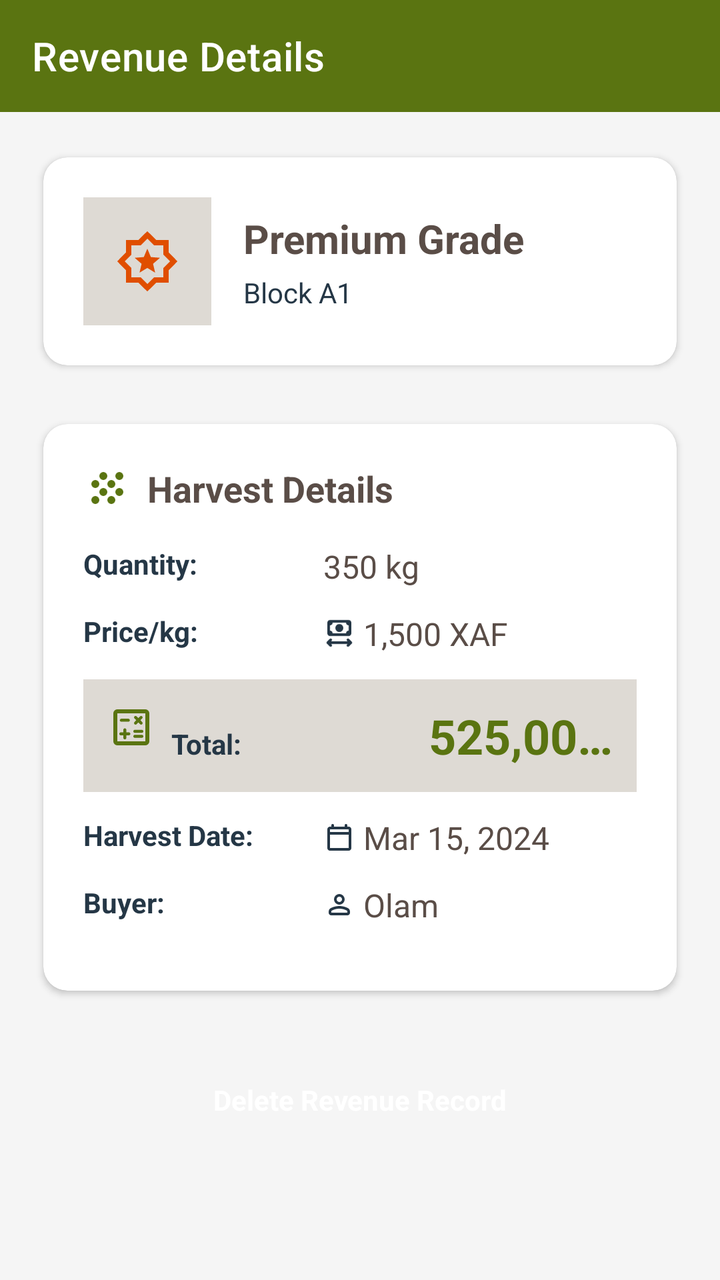
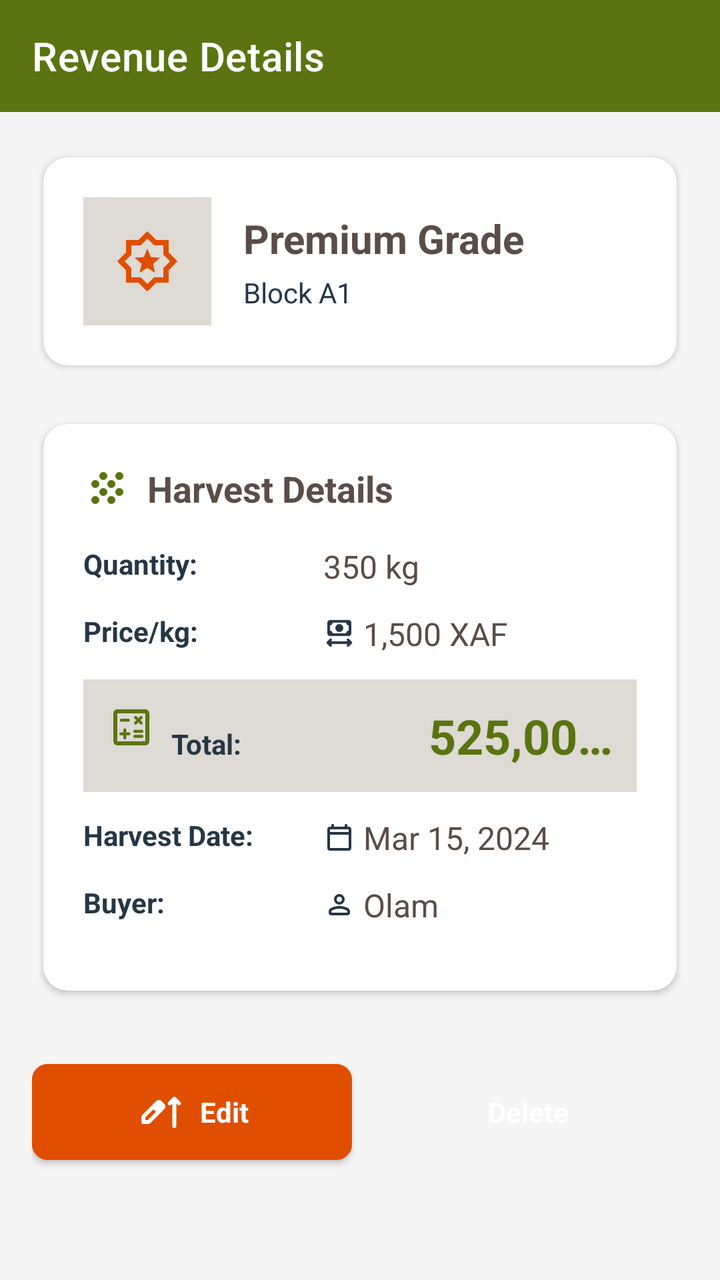

Two renders of the same Android screen: before a commit and after it. Below are the layout's source before the change and the commit's diff.
<!-- AndroidManifest.xml: application theme Theme.AfriNutsFarmOS -->
<!-- res/layout/activity_revenue_detail.xml -->
<?xml version="1.0" encoding="utf-8"?>
<LinearLayout xmlns:android="http://schemas.android.com/apk/res/android"
    xmlns:app="http://schemas.android.com/apk/res-auto"
    android:layout_width="match_parent"
    android:layout_height="match_parent"
    android:orientation="vertical"
    android:background="@color/background">

    
    <com.google.android.material.appbar.MaterialToolbar
        android:id="@+id/toolbar"
        android:layout_width="match_parent"
        android:layout_height="?attr/actionBarSize"
        android:background="@color/primary"
        app:titleTextColor="@android:color/white"
        app:navigationIconTint="@android:color/white"
        app:title="Revenue Details" />

    <ScrollView
        android:layout_width="match_parent"
        android:layout_height="match_parent"
        android:padding="16dp">

        <LinearLayout
            android:layout_width="match_parent"
            android:layout_height="wrap_content"
            android:orientation="vertical">

            
            <androidx.cardview.widget.CardView
                android:layout_width="match_parent"
                android:layout_height="wrap_content"
                android:layout_marginBottom="16dp"
                style="@style/Widget.AfriNuts.CardView"
                app:cardElevation="2dp">

                <LinearLayout
                    android:layout_width="match_parent"
                    android:layout_height="wrap_content"
                    android:orientation="horizontal"
                    android:gravity="center_vertical"
                    android:padding="20dp">

                    <ImageView
                        android:id="@+id/tvQualityIcon"
                        android:layout_width="64dp"
                        android:layout_height="64dp"
                        android:src="@drawable/ic_star"
                        app:tint="@color/accent"
                        android:background="@color/warm_grey"
                        android:padding="16dp"
                        android:layout_marginEnd="16dp"
                        android:contentDescription="Quality grade icon" />

                    <LinearLayout
                        android:layout_width="0dp"
                        android:layout_height="wrap_content"
                        android:layout_weight="1"
                        android:orientation="vertical">

                        <TextView
                            android:id="@+id/tvQualityGrade"
                            android:layout_width="wrap_content"
                            android:layout_height="wrap_content"
                            android:text="Premium Grade"
                            style="@style/Text.H3" />

                        <TextView
                            android:id="@+id/tvSource"
                            android:layout_width="wrap_content"
                            android:layout_height="wrap_content"
                            android:text="Block A1"
                            style="@style/Text.Body.Small"
                            android:layout_marginTop="4dp" />

                    </LinearLayout>

                </LinearLayout>

            </androidx.cardview.widget.CardView>

            
            <androidx.cardview.widget.CardView
                android:layout_width="match_parent"
                android:layout_height="wrap_content"
                android:layout_marginBottom="16dp"
                style="@style/Widget.AfriNuts.CardView"
                app:cardElevation="2dp">

                <LinearLayout
                    android:layout_width="match_parent"
                    android:layout_height="wrap_content"
                    android:orientation="vertical"
                    android:padding="20dp">

                    <LinearLayout
                        android:layout_width="match_parent"
                        android:layout_height="wrap_content"
                        android:orientation="horizontal"
                        android:gravity="center_vertical"
                        android:layout_marginBottom="16dp">

                        <ImageView
                            android:layout_width="24dp"
                            android:layout_height="24dp"
                            android:src="@drawable/ic_grain"
                            app:tint="@color/primary"
                            android:layout_marginEnd="8dp" />

                        <TextView
                            android:layout_width="wrap_content"
                            android:layout_height="wrap_content"
                            android:text="Harvest Details"
                            style="@style/Text.H4"
                            android:textColor="@color/text_dark" />

                    </LinearLayout>

                    
                    <LinearLayout
                        android:layout_width="match_parent"
                        android:layout_height="wrap_content"
                        android:orientation="horizontal"
                        android:layout_marginBottom="12dp">

                        <TextView
                            android:layout_width="120dp"
                            android:layout_height="wrap_content"
                            android:text="Quantity:"
                            style="@style/Text.Label" />

                        <LinearLayout
                            android:layout_width="0dp"
                            android:layout_height="wrap_content"
                            android:layout_weight="1"
                            android:orientation="horizontal"
                            android:gravity="center_vertical">

                            <ImageView
                                android:layout_width="16dp"
                                android:layout_height="16dp"
                                android:src="@drawable/ic_weight"
                                app:tint="@color/navy"
                                android:layout_marginEnd="4dp"
                                android:visibility="gone" />

                            <TextView
                                android:id="@+id/tvQuantity"
                                android:layout_width="wrap_content"
                                android:layout_height="wrap_content"
                                android:text="350 kg"
                                style="@style/Text.Body" />

                        </LinearLayout>

                    </LinearLayout>

                    
                    <LinearLayout
                        android:layout_width="match_parent"
                        android:layout_height="wrap_content"
                        android:orientation="horizontal"
                        android:layout_marginBottom="12dp">

                        <TextView
                            android:layout_width="120dp"
                            android:layout_height="wrap_content"
                            android:text="Price/kg:"
                            style="@style/Text.Label" />

                        <LinearLayout
                            android:layout_width="0dp"
                            android:layout_height="wrap_content"
                            android:layout_weight="1"
                            android:orientation="horizontal"
                            android:gravity="center_vertical">

                            <ImageView
                                android:layout_width="16dp"
                                android:layout_height="16dp"
                                android:src="@drawable/ic_attach_money"
                                app:tint="@color/navy"
                                android:layout_marginEnd="4dp" />

                            <TextView
                                android:id="@+id/tvPricePerKg"
                                android:layout_width="wrap_content"
                                android:layout_height="wrap_content"
                                android:text="1,500 XAF"
                                style="@style/Text.Body" />

                        </LinearLayout>

                    </LinearLayout>

                    
                    <LinearLayout
                        android:layout_width="match_parent"
                        android:layout_height="wrap_content"
                        android:orientation="horizontal"
                        android:layout_marginBottom="12dp"
                        android:background="@color/warm_grey"
                        android:padding="12dp">

                        <ImageView
                            android:layout_width="24dp"
                            android:layout_height="24dp"
                            android:src="@drawable/ic_calculator"
                            app:tint="@color/primary"
                            android:layout_marginEnd="8dp" />

                        <TextView
                            android:layout_width="120dp"
                            android:layout_height="wrap_content"
                            android:text="Total:"
                            style="@style/Text.Label" />

                        <TextView
                            android:id="@+id/tvTotalAmount"
                            android:layout_width="0dp"
                            android:layout_height="wrap_content"
                            android:layout_weight="1"
                            android:text="525,000 XAF"
                            style="@style/Text.Stat"
                            android:textColor="@color/primary"
                            android:gravity="end" />

                    </LinearLayout>

                    
                    <LinearLayout
                        android:layout_width="match_parent"
                        android:layout_height="wrap_content"
                        android:orientation="horizontal"
                        android:layout_marginBottom="12dp">

                        <TextView
                            android:layout_width="120dp"
                            android:layout_height="wrap_content"
                            android:text="Harvest Date:"
                            style="@style/Text.Label" />

                        <LinearLayout
                            android:layout_width="0dp"
                            android:layout_height="wrap_content"
                            android:layout_weight="1"
                            android:orientation="horizontal"
                            android:gravity="center_vertical">

                            <ImageView
                                android:layout_width="16dp"
                                android:layout_height="16dp"
                                android:src="@drawable/ic_today"
                                app:tint="@color/navy"
                                android:layout_marginEnd="4dp" />

                            <TextView
                                android:id="@+id/tvHarvestDate"
                                android:layout_width="wrap_content"
                                android:layout_height="wrap_content"
                                android:text="Mar 15, 2024"
                                style="@style/Text.Body" />

                        </LinearLayout>

                    </LinearLayout>

                    
                    <LinearLayout
                        android:layout_width="match_parent"
                        android:layout_height="wrap_content"
                        android:orientation="horizontal"
                        android:layout_marginBottom="12dp">

                        <TextView
                            android:layout_width="120dp"
                            android:layout_height="wrap_content"
                            android:text="Buyer:"
                            style="@style/Text.Label" />

                        <LinearLayout
                            android:layout_width="0dp"
                            android:layout_height="wrap_content"
                            android:layout_weight="1"
                            android:orientation="horizontal"
                            android:gravity="center_vertical">

                            <ImageView
                                android:layout_width="16dp"
                                android:layout_height="16dp"
                                android:src="@drawable/ic_person"
                                app:tint="@color/navy"
                                android:layout_marginEnd="4dp" />

                            <TextView
                                android:id="@+id/tvBuyer"
                                android:layout_width="wrap_content"
                                android:layout_height="wrap_content"
                                android:text="Olam"
                                style="@style/Text.Body" />

                        </LinearLayout>

                    </LinearLayout>

                    
                    <LinearLayout
                        android:id="@+id/notesLayout"
                        android:layout_width="match_parent"
                        android:layout_height="wrap_content"
                        android:orientation="horizontal"
                        android:background="@color/warm_grey"
                        android:padding="12dp"
                        android:visibility="gone">

                        <ImageView
                            android:layout_width="20dp"
                            android:layout_height="20dp"
                            android:src="@drawable/ic_note"
                            app:tint="@color/navy"
                            android:layout_marginEnd="8dp"
                            android:layout_gravity="top" />

                        <TextView
                            android:id="@+id/tvNotes"
                            android:layout_width="0dp"
                            android:layout_height="wrap_content"
                            android:layout_weight="1"
                            android:text="Premium quality harvest from Block A1"
                            style="@style/Text.Body.Small" />

                    </LinearLayout>

                </LinearLayout>

            </androidx.cardview.widget.CardView>

            
            <Button
                android:id="@+id/btnDelete"
                android:layout_width="match_parent"
                android:layout_height="wrap_content"
                android:text="Delete Revenue Record"
                style="@style/Widget.AfriNuts.Button"
                android:backgroundTint="@android:color/holo_red_dark"
                app:icon="@drawable/ic_delete"
                app:iconGravity="textStart"
                app:iconTint="@android:color/white"
                android:layout_marginTop="8dp"
                android:layout_marginBottom="24dp" />

        </LinearLayout>

    </ScrollView>

</LinearLayout>
<!-- resources referenced by this layout -->
<resources>
  <color name="accent">#E04E00</color>
  <color name="background">#F5F5F5</color>
  <color name="navy">#253746</color>
  <color name="primary">#5A7411</color>
  <color name="text_dark">#5A4D47</color>
  <color name="warm_grey">#DEDAD4</color>
  <style name="Text.Body" parent="Text">
          <item name="android:textSize">16sp</item>
      </style>
  <style name="Text.Body.Small" parent="Text">
          <item name="android:textSize">14sp</item>
          <item name="android:textColor">@color/navy</item>
      </style>
  <style name="Text.H3" parent="Text">
          <item name="android:textSize">20sp</item>
          <item name="android:textStyle">bold</item>
      </style>
  <style name="Text.H4" parent="Text">
          <item name="android:textSize">18sp</item>
          <item name="android:textStyle">bold</item>
      </style>
  <style name="Text.Label" parent="Text">
          <item name="android:textSize">14sp</item>
          <item name="android:textColor">@color/navy</item>
          <item name="android:textStyle">bold</item>
      </style>
  <style name="Text.Stat" parent="Text">
          <item name="android:textSize">24sp</item>
          <item name="android:textStyle">bold</item>
          <item name="android:textColor">@color/primary</item>
          <item name="android:lineSpacingExtra">2sp</item>
          <item name="android:maxLines">1</item>
          <item name="android:ellipsize">end</item>
      </style>
  <style name="Widget.AfriNuts.Button" parent="Widget.MaterialComponents.Button">
          <item name="android:textAppearance">@style/Text.Button</item>
          <item name="backgroundTint">@color/primary</item>
          <item name="rippleColor">@color/accent</item>
          <item name="cornerRadius">8dp</item>
          <item name="android:paddingLeft">16dp</item>
          <item name="android:paddingRight">16dp</item>
          <item name="android:paddingTop">12dp</item>
          <item name="android:paddingBottom">12dp</item>
      </style>
  <style name="Widget.AfriNuts.CardView" parent="Widget.MaterialComponents.CardView">
          <item name="cardCornerRadius">12dp</item>
          <item name="cardElevation">2dp</item>
          <item name="cardBackgroundColor">@android:color/white</item>
          <item name="cardUseCompatPadding">true</item>
      </style>
  <style name="Text">
          <item name="android:textColor">@color/text_dark</item>
          <item name="android:textSize">16sp</item>
          <item name="android:lineSpacingExtra">4sp</item>
          <item name="android:fontFamily">sans-serif</item>
      </style>
  <style name="Text.Button" parent="Text">
          <item name="android:textSize">14sp</item>
          <item name="android:textStyle">bold</item>
          <item name="android:textAllCaps">false</item>
      </style>
  <color name="olive">#698714</color>
  <color name="text_light">#FFFFFF</color>
  <color name="dark_orange">#9C3D10</color>
  <!-- unchanged entries left out for length: 10 -->
</resources>

<!-- the commit's change to res/layout/activity_revenue_detail.xml (unified diff, before → after) -->
@@ -336,18 +336,41 @@
             </androidx.cardview.widget.CardView>
 
             
-            <Button
-                android:id="@+id/btnDelete"
+            <LinearLayout
                 android:layout_width="match_parent"
                 android:layout_height="wrap_content"
-                android:text="Delete Revenue Record"
-                style="@style/Widget.AfriNuts.Button"
-                android:backgroundTint="@android:color/holo_red_dark"
-                app:icon="@drawable/ic_delete"
-                app:iconGravity="textStart"
-                app:iconTint="@android:color/white"
+                android:orientation="horizontal"
                 android:layout_marginTop="8dp"
-                android:layout_marginBottom="24dp" />
+                android:layout_marginBottom="8dp">
+
+                <com.google.android.material.button.MaterialButton
+                    android:id="@+id/btnEdit"
+                    android:layout_width="0dp"
+                    android:layout_height="wrap_content"
+                    android:layout_weight="1"
+                    android:layout_marginEnd="8dp"
+                    android:text="Edit"
+                    style="@style/Widget.AfriNuts.Button"
+                    android:backgroundTint="@color/accent"
+                    app:icon="@drawable/ic_edit"
+                    app:iconGravity="textStart"
+                    app:iconTint="@android:color/white" />
+
+                <Button
+                    android:id="@+id/btnDelete"
+                    android:layout_width="0dp"
+                    android:layout_height="wrap_content"
+                    android:layout_weight="1"
+                    android:text="Delete"
+                    style="@style/Widget.AfriNuts.Button"
+                    android:backgroundTint="@android:color/holo_red_dark"
+                    app:icon="@drawable/ic_delete"
+                    app:iconGravity="textStart"
+                    app:iconTint="@android:color/white" />
+
+            </LinearLayout>
+
+            
 
         </LinearLayout>
 
<!-- resource entries referenced after the edit -->
@@ -6,6 +6,12 @@
   <color name="primary">#5A7411</color>
   <color name="text_dark">#5A4D47</color>
   <color name="warm_grey">#DEDAD4</color>
+  <!-- drawable ic_edit (drawable) -->
+  <vector xmlns:android="http://schemas.android.com/apk/res/android" android:height="24dp" android:tint="#000000" android:viewportHeight="960" android:viewportWidth="960" android:width="24dp">
+        
+      <path android:fillColor="@android:color/white" android:pathData="M160,720Q143,720 131.5,708.5Q120,697 120,680L120,590Q120,574 126.5,559.5Q133,545 144,534L415,263Q439,239 472.5,240Q506,241 529,265L577,315Q600,338 599.5,371Q599,404 576,427L306,697Q295,708 280.5,714Q266,720 250,720L160,720ZM200,640L250,640L412,478L387,453L362,428L200,590L200,640ZM469,421L469,421Q469,421 469,421Q469,421 469,421L419,371Q419,371 419,371Q419,371 419,371L419,371L469,421ZM740,312L716,336Q705,347 688,347Q671,347 660,336Q649,325 649,308Q649,291 660,280L752,188Q764,176 780,176Q796,176 808,188L900,280Q911,292 911,308.5Q911,325 899,336Q887,347 870.5,347.5Q854,348 843,336L820,313L820,760Q820,777 808.5,788.5Q797,800 780,800Q763,800 751.5,788.5Q740,777 740,760L740,312Z"/>
+      
+  </vector>
   <style name="Text.Body" parent="Text">
           <item name="android:textSize">16sp</item>
       </style>
